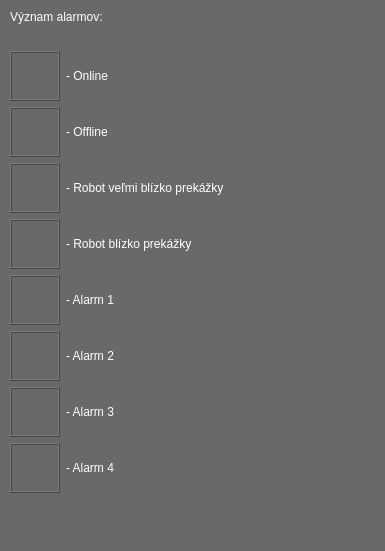
This is robotGUI/alarmdialog.ui in Samwise101/robotHMI as Qt 5 draws it before an edit. The edited form follows.
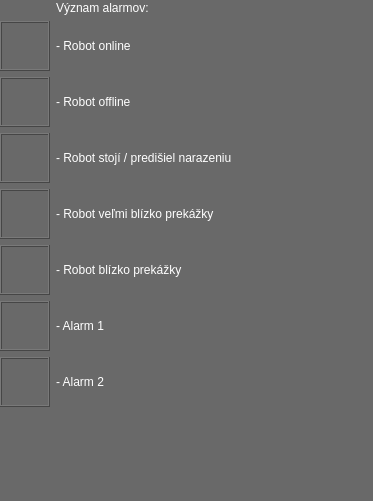
This is the edited form. Icons and pictures are not drawn.

Patch:
```diff
--- a/robotGUI/alarmdialog.ui
+++ b/robotGUI/alarmdialog.ui
@@ -6,8 +6,8 @@
    <rect>
     <x>0</x>
     <y>0</y>
-    <width>385</width>
-    <height>551</height>
+    <width>373</width>
+    <height>501</height>
    </rect>
   </property>
   <property name="sizePolicy">
@@ -25,24 +25,28 @@
   <widget class="QWidget" name="formLayoutWidget">
    <property name="geometry">
     <rect>
-     <x>10</x>
-     <y>10</y>
-     <width>361</width>
-     <height>531</height>
+     <x>0</x>
+     <y>0</y>
+     <width>371</width>
+     <height>502</height>
     </rect>
    </property>
    <layout class="QFormLayout" name="formLayout">
-    <item row="0" column="0" colspan="2">
-     <widget class="QLabel" name="label_8">
-      <property name="styleSheet">
-       <string notr="true">font: 700 14pt &quot;Segoe UI&quot;;
-color:#ffffff;
-</string>
+    <item row="1" column="0">
+     <spacer name="verticalSpacer">
+      <property name="orientation">
+       <enum>Qt::Vertical</enum>
       </property>
-      <property name="text">
-       <string>Význam alarmov:</string>
+      <property name="sizeType">
+       <enum>QSizePolicy::Fixed</enum>
       </property>
-     </widget>
+      <property name="sizeHint" stdset="0">
+       <size>
+        <width>20</width>
+        <height>15</height>
+       </size>
+      </property>
+     </spacer>
     </item>
     <item row="2" column="0">
      <widget class="QFrame" name="frame">
@@ -79,7 +83,7 @@
        <enum>QFrame::NoFrame</enum>
       </property>
       <property name="text">
-       <string>- Online</string>
+       <string>- Robot online</string>
       </property>
      </widget>
     </item>
@@ -106,11 +110,11 @@
 color:#ffffff;</string>
       </property>
       <property name="text">
-       <string>- Offline</string>
+       <string>- Robot offline</string>
       </property>
      </widget>
     </item>
-    <item row="4" column="0">
+    <item row="6" column="0">
      <widget class="QFrame" name="frame_2">
       <property name="minimumSize">
        <size>
@@ -129,7 +133,7 @@
       </property>
      </widget>
     </item>
-    <item row="4" column="1">
+    <item row="6" column="1">
      <widget class="QLabel" name="label_2">
       <property name="styleSheet">
        <string notr="true">font: 12pt &quot;Segoe UI&quot;;
@@ -140,7 +144,7 @@
       </property>
      </widget>
     </item>
-    <item row="5" column="0">
+    <item row="7" column="0">
      <widget class="QFrame" name="frame_3">
       <property name="minimumSize">
        <size>
@@ -159,7 +163,7 @@
       </property>
      </widget>
     </item>
-    <item row="5" column="1">
+    <item row="7" column="1">
      <widget class="QLabel" name="label_3">
       <property name="styleSheet">
        <string notr="true">font: 12pt &quot;Segoe UI&quot;;
@@ -170,7 +174,7 @@
       </property>
      </widget>
     </item>
-    <item row="6" column="0">
+    <item row="9" column="0">
      <widget class="QFrame" name="frame_4">
       <property name="minimumSize">
        <size>
@@ -189,7 +193,7 @@
       </property>
      </widget>
     </item>
-    <item row="6" column="1">
+    <item row="9" column="1">
      <widget class="QLabel" name="label_4">
       <property name="styleSheet">
        <string notr="true">font: 12pt &quot;Segoe UI&quot;;
@@ -200,7 +204,7 @@
       </property>
      </widget>
     </item>
-    <item row="7" column="0">
+    <item row="10" column="0">
      <widget class="QFrame" name="frame_5">
       <property name="minimumSize">
        <size>
@@ -219,7 +223,7 @@
       </property>
      </widget>
     </item>
-    <item row="7" column="1">
+    <item row="10" column="1">
      <widget class="QLabel" name="label_5">
       <property name="styleSheet">
        <string notr="true">font: 12pt &quot;Segoe UI&quot;;
@@ -230,38 +234,19 @@
       </property>
      </widget>
     </item>
-    <item row="8" column="0">
-     <widget class="QFrame" name="frame_6">
-      <property name="minimumSize">
-       <size>
-        <width>50</width>
-        <height>50</height>
-       </size>
-      </property>
-      <property name="styleSheet">
-       <string notr="true">image: url(:/resource/Alarmy/Alarm3.png);</string>
-      </property>
-      <property name="frameShape">
-       <enum>QFrame::Box</enum>
-      </property>
-      <property name="frameShadow">
-       <enum>QFrame::Raised</enum>
-      </property>
-     </widget>
-    </item>
-    <item row="8" column="1">
+    <item row="4" column="1">
      <widget class="QLabel" name="label_6">
       <property name="styleSheet">
        <string notr="true">font: 12pt &quot;Segoe UI&quot;;
 color:#ffffff;</string>
       </property>
       <property name="text">
-       <string>- Alarm 3</string>
+       <string>- Robot stojí / predišiel narazeniu</string>
       </property>
      </widget>
     </item>
-    <item row="9" column="0">
-     <widget class="QFrame" name="frame_7">
+    <item row="4" column="0">
+     <widget class="QFrame" name="frame_6">
       <property name="minimumSize">
        <size>
         <width>50</width>
@@ -269,7 +254,7 @@
        </size>
       </property>
       <property name="styleSheet">
-       <string notr="true">image: url(:/resource/Alarmy/Alarm4.png);</string>
+       <string notr="true">image: url(:/resource/Alarmy/warning_red.png);</string>
       </property>
       <property name="frameShape">
        <enum>QFrame::Box</enum>
@@ -279,14 +264,15 @@
       </property>
      </widget>
     </item>
-    <item row="9" column="1">
-     <widget class="QLabel" name="label_7">
+    <item row="1" column="1">
+     <widget class="QLabel" name="label_8">
       <property name="styleSheet">
-       <string notr="true">font: 12pt &quot;Segoe UI&quot;;
-color:#ffffff;</string>
+       <string notr="true">font: 700 14pt &quot;Segoe UI&quot;;
+color:#ffffff;
+</string>
       </property>
       <property name="text">
-       <string>- Alarm 4</string>
+       <string>Význam alarmov:</string>
       </property>
      </widget>
     </item>
```
Left out of the diff: 18 changed lines with no effect on the pictures.
